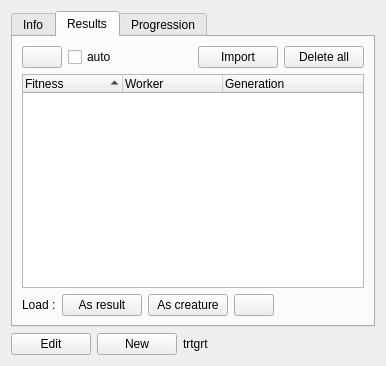
This is src/genelab/core/ui/widgets/experiments/experimentctrl.ui in GeneCraft/GeneCraft-Project as Qt 5 draws it before an edit. The edited form follows.
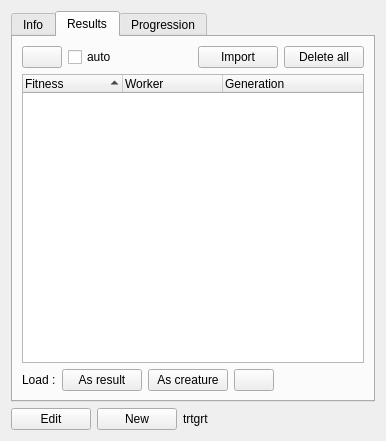
This is the edited form. Icons and pictures are not drawn.

What changed in the file:
```diff
--- a/src/genelab/core/ui/widgets/experiments/experimentctrl.ui
+++ b/src/genelab/core/ui/widgets/experiments/experimentctrl.ui
@@ -7,7 +7,7 @@
     <x>0</x>
     <y>0</y>
     <width>386</width>
-    <height>366</height>
+    <height>441</height>
    </rect>
   </property>
   <property name="windowTitle">
```
